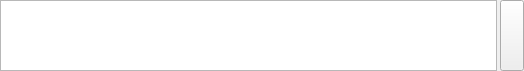
vacuum-im/vacuum-im, file trunk/src/plugins/messagewidgets/editwidget.ui: the form before one commit.
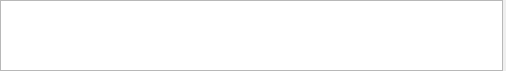
The form after the commit. Custom widgets are drawn as their Qt base class.

The edit to the form file:
```diff
--- a/trunk/src/plugins/messagewidgets/editwidget.ui
+++ b/trunk/src/plugins/messagewidgets/editwidget.ui
@@ -6,7 +6,7 @@
    <rect>
     <x>0</x>
     <y>0</y>
-    <width>524</width>
+    <width>506</width>
     <height>71</height>
    </rect>
   </property>
@@ -21,17 +21,7 @@
     <widget class="MessageEditor" name="medEditor"/>
    </item>
    <item>
-    <widget class="QToolButton" name="tlbSend">
-     <property name="sizePolicy">
-      <sizepolicy hsizetype="Fixed" vsizetype="Preferred">
-       <horstretch>0</horstretch>
-       <verstretch>0</verstretch>
-      </sizepolicy>
-     </property>
-     <property name="toolTip">
-      <string>Send</string>
-     </property>
-    </widget>
+    <widget class="QWidget" name="wdtSendToolBar" native="true"/>
    </item>
   </layout>
  </widget>
```
